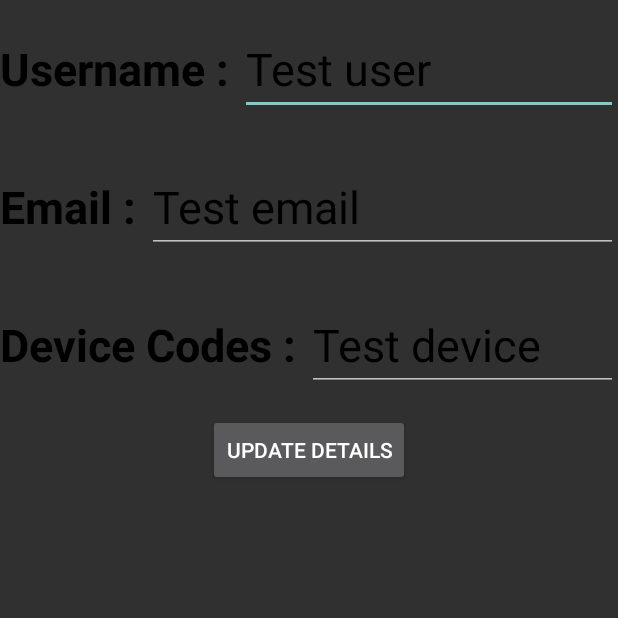
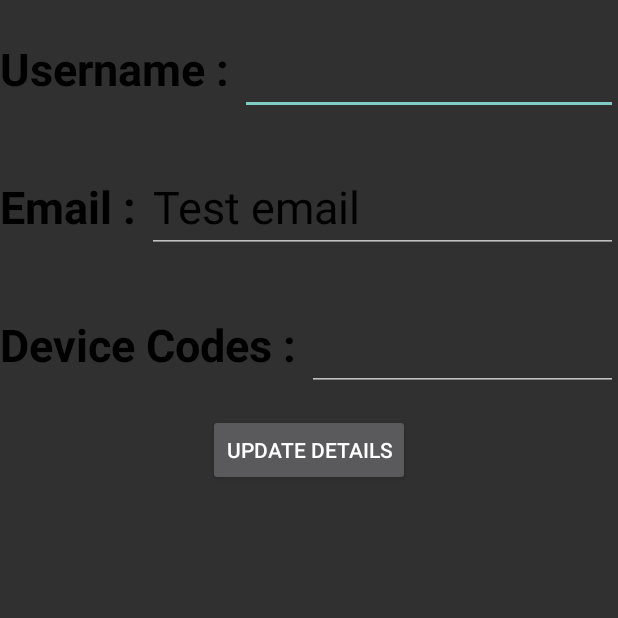
Before and after one commit to JosephLahiru/pet_collar_tracker_v3, an Android app: the UserDetailsEditActivity screen opened directly, with no data from a screen before it, on a phone screen of 412 x 824 dp, the top half of it. Run offline under Robolectric (Android 15) with nearby library versions, the light colour scheme and no system bars; our stand-ins replace Firebase (no records; nobody signed in at launch, a user with empty details on screens opened directly).

Commit message:
Updated User Details Edit Activity

```diff
--- a/pet_collar_tracker_v3/app/src/main/java/com/example/pet_collar_tracker_v3/SignUpActivity.java
+++ b/pet_collar_tracker_v3/app/src/main/java/com/example/pet_collar_tracker_v3/SignUpActivity.java
@@ -80,6 +80,9 @@ public class SignUpActivity extends AppCompatActivity {
                             else{
                                 Toast.makeText(SignUpActivity.this, "user registration failed. Try again!", Toast.LENGTH_LONG).show();
                             }
+
+                            FirebaseDatabase.getInstance().getReference("Users")
+                                    .child("Devices").setValue(device_code);
                         }
                     });
 
--- a/pet_collar_tracker_v3/app/src/main/java/com/example/pet_collar_tracker_v3/UserDetailsEditActivity.java
+++ b/pet_collar_tracker_v3/app/src/main/java/com/example/pet_collar_tracker_v3/UserDetailsEditActivity.java
@@ -4,8 +4,13 @@ import androidx.appcompat.app.AppCompatActivity;
 
 import android.content.Intent;
 import android.os.Bundle;
+import android.view.View;
 import android.widget.Button;
+import android.widget.EditText;
 import android.widget.TextView;
+import android.widget.Toast;
+
+import com.google.firebase.database.FirebaseDatabase;
 
 public class UserDetailsEditActivity extends AppCompatActivity {
 
@@ -17,11 +22,38 @@ public class UserDetailsEditActivity extends AppCompatActivity {
         super.onCreate(savedInstanceState);
         setContentView(R.layout.activity_user_details_edit);
 
+        usrName = (EditText) findViewById(R.id.usrDetailsEdit_usrName);
+        usrDeviceCode = (EditText) findViewById(R.id.usrDetailsEdit_deviceCode);
+        editDetails = (Button)findViewById(R.id.usrDetailsEdit_UpdateBtn);
 
 
         Intent intent  = getIntent();
         String uID = intent.getStringExtra("usrID");
         String uName = intent.getStringExtra("usrName");
         String uDeviceCodes = intent.getStringExtra("usrDevices");
+
+        usrName.setText(uName);
+        usrDeviceCode.setText(uDeviceCodes);
+
+        editDetails.setOnClickListener(new View.OnClickListener() {
+            @Override
+            public void onClick(View view) {
+
+                String editUsrName = usrName.getText().toString();
+                String editusrDeviceCode = usrDeviceCode.getText().toString();
+
+                if (editUsrName.equals("") || editusrDeviceCode.equals("")) {
+                    Toast.makeText(UserDetailsEditActivity.this, "Please enter values for all fields.", Toast.LENGTH_SHORT).show();
+                }
+                else {
+
+                    FirebaseDatabase.getInstance().getReference().child("Users").child(uID).child("usrName").setValue(editUsrName);
+                    FirebaseDatabase.getInstance().getReference().child("Users").child(uID).child("deviceCodes").child("0").setValue(editusrDeviceCode);
+                    Toast.makeText(UserDetailsEditActivity.this, "User Details Updated.", Toast.LENGTH_SHORT).show();
+
+
+                }
+            }
+        });
     }
 }
```
